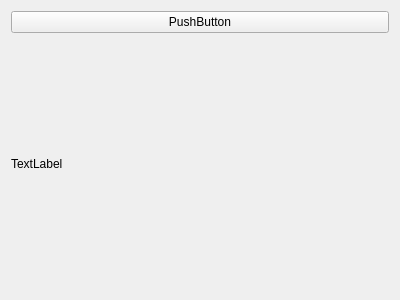
The window that src/picogen/cracker/renderwidget.ui (phresnel/picogen) describes before a commit, drawn with Qt 5.
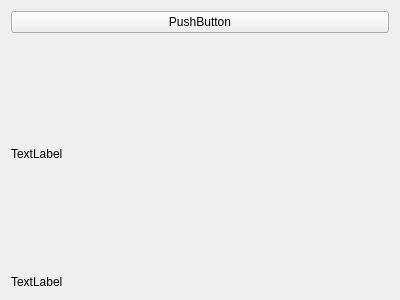
The same window after the commit.

What changed in the file:
```diff
--- a/src/picogen/cracker/renderwidget.ui
+++ b/src/picogen/cracker/renderwidget.ui
@@ -13,7 +13,7 @@
   <property name="windowTitle">
    <string>Form</string>
   </property>
-  <layout class="QVBoxLayout" name="verticalLayout">
+  <layout class="QVBoxLayout" name="verticalLayout" stretch="0,1,0">
    <item>
     <widget class="QPushButton" name="pushButton">
      <property name="text">
@@ -28,6 +28,13 @@
      </property>
     </widget>
    </item>
+   <item>
+    <widget class="QLabel" name="perf">
+     <property name="text">
+      <string>TextLabel</string>
+     </property>
+    </widget>
+   </item>
   </layout>
  </widget>
  <resources/>
```
